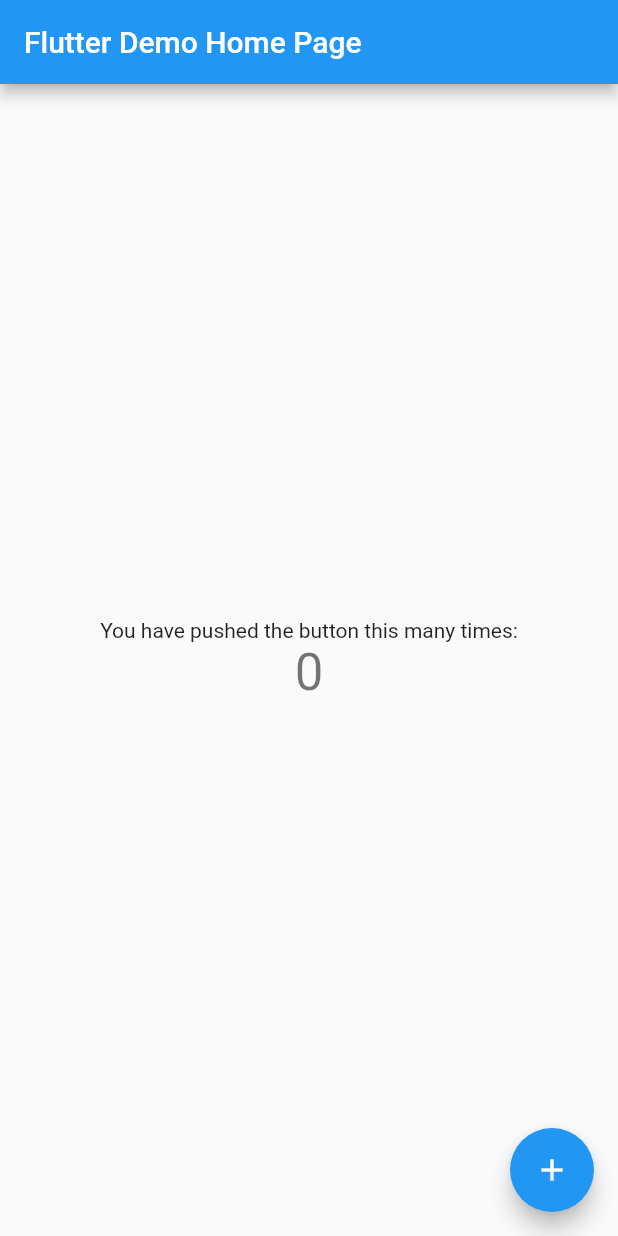
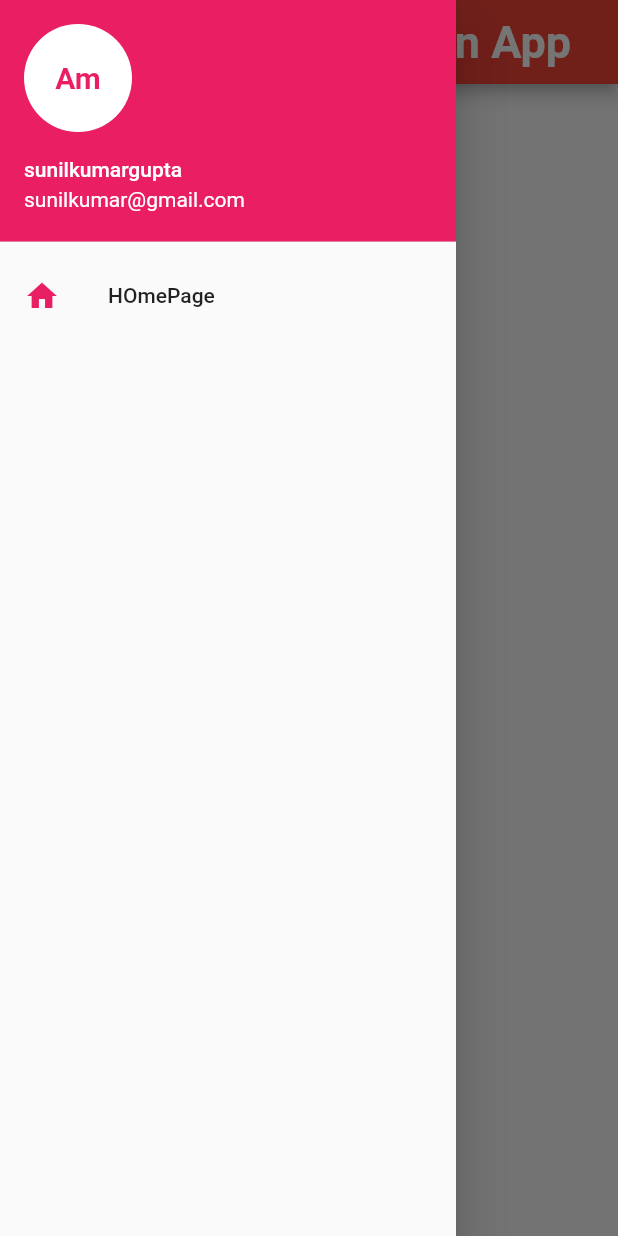
Before and after one commit to Sunil-731820/flutter_navigation_drawer_app, a Flutter app: the screen it shows after launch, with the side drawer open (before the commit the screen has no drawer), on a phone screen of 412 x 824 dp. Run offline on Flutter 3.47's test engine with Material 2 defaults, Android fonts, the phone set to English and light mode, and no system bars.

Commit message:
homepage commited

```diff
--- /dev/null
+++ b/lib/homepage.dart
@@ -0,0 +1,49 @@
+import 'package:flutter/material.dart';
+
+class HomePage extends StatelessWidget {
+  const HomePage({Key? key}) : super(key: key);
+
+  @override
+  Widget build(BuildContext context) {
+    return Scaffold(
+      appBar: AppBar(
+          title: Text(
+        "Drawer Nagivation App",
+        style: TextStyle(fontSize: 30, fontWeight: FontWeight.bold),
+      )),
+      drawer: Drawer(
+        child: ListView(
+          children: [
+            UserAccountsDrawerHeader(
+              decoration: BoxDecoration(color: Colors.pink),
+              accountName: Text("sunilkumargupta"),
+              accountEmail: Text("sunilkumar@gmail.com"),
+              currentAccountPicture: GestureDetector(
+                child: CircleAvatar(
+                  child: Text(
+                    "Am",
+                    style: TextStyle(
+                        fontSize: 20,
+                        fontWeight: FontWeight.bold,
+                        color: Colors.pink),
+                  ),
+                  backgroundColor: Colors.white,
+                ),
+              ),
+            ),
+            InkWell(
+              onTap: () {},
+              child: ListTile(
+                onTap: () {
+                  Navigator.popAndPushNamed(context, "/home");
+                },
+                leading: Icon(Icons.home, color: Colors.pink),
+                title: Text("HOmePage"),
+              ),
+            )
+          ],
+        ),
+      ),
+    );
+  }
+}
--- a/lib/main.dart
+++ b/lib/main.dart
@@ -1,113 +1,24 @@
 import 'package:flutter/material.dart';
+import 'package:flutter_navigation_drawer_app/homepage.dart';
 
 void main() {
   runApp(MyApp());
 }
 
 class MyApp extends StatelessWidget {
-  // This widget is the root of your application.
+  const MyApp({Key? key}) : super(key: key);
+
   @override
   Widget build(BuildContext context) {
     return MaterialApp(
-      title: 'Flutter Demo',
+      title: "Simple Navigation drawer",
       theme: ThemeData(
-        // This is the theme of your application.
-        //
-        // Try running your application with "flutter run". You'll see the
-        // application has a blue toolbar. Then, without quitting the app, try
-        // changing the primarySwatch below to Colors.green and then invoke
-        // "hot reload" (press "r" in the console where you ran "flutter run",
-        // or simply save your changes to "hot reload" in a Flutter IDE).
-        // Notice that the counter didn't reset back to zero; the application
-        // is not restarted.
-        primarySwatch: Colors.blue,
+        primarySwatch: Colors.red,
       ),
-      home: MyHomePage(title: 'Flutter Demo Home Page'),
+      home: HomePage(),
+      routes: {
+        "/home": (context) => HomePage(),
+      },
     );
   }
 }
-
-class MyHomePage extends StatefulWidget {
-  MyHomePage({Key? key, required this.title}) : super(key: key);
-
-  // This widget is the home page of your application. It is stateful, meaning
-  // that it has a State object (defined below) that contains fields that affect
-  // how it looks.
-
-  // This class is the configuration for the state. It holds the values (in this
-  // case the title) provided by the parent (in this case the App widget) and
-  // used by the build method of the State. Fields in a Widget subclass are
-  // always marked "final".
-
-  final String title;
-
-  @override
-  _MyHomePageState createState() => _MyHomePageState();
-}
-
-class _MyHomePageState extends State<MyHomePage> {
-  int _counter = 0;
-
-  void _incrementCounter() {
-    setState(() {
-      // This call to setState tells the Flutter framework that something has
-      // changed in this State, which causes it to rerun the build method below
-      // so that the display can reflect the updated values. If we changed
-      // _counter without calling setState(), then the build method would not be
-      // called again, and so nothing would appear to happen.
-      _counter++;
-    });
-  }
-
-  @override
-  Widget build(BuildContext context) {
-    // This method is rerun every time setState is called, for instance as done
-    // by the _incrementCounter method above.
-    //
-    // The Flutter framework has been optimized to make rerunning build methods
-    // fast, so that you can just rebuild anything that needs updating rather
-    // than having to individually change instances of widgets.
-    return Scaffold(
-      appBar: AppBar(
-        // Here we take the value from the MyHomePage object that was created by
-        // the App.build method, and use it to set our appbar title.
-        title: Text(widget.title),
-      ),
-      body: Center(
-        // Center is a layout widget. It takes a single child and positions it
-        // in the middle of the parent.
-        child: Column(
-          // Column is also a layout widget. It takes a list of children and
-          // arranges them vertically. By default, it sizes itself to fit its
-          // children horizontally, and tries to be as tall as its parent.
-          //
-          // Invoke "debug painting" (press "p" in the console, choose the
-          // "Toggle Debug Paint" action from the Flutter Inspector in Android
-          // Studio, or the "Toggle Debug Paint" command in Visual Studio Code)
-          // to see the wireframe for each widget.
-          //
-          // Column has various properties to control how it sizes itself and
-          // how it positions its children. Here we use mainAxisAlignment to
-          // center the children vertically; the main axis here is the vertical
-          // axis because Columns are vertical (the cross axis would be
-          // horizontal).
-          mainAxisAlignment: MainAxisAlignment.center,
-          children: <Widget>[
-            Text(
-              'You have pushed the button this many times:',
-            ),
-            Text(
-              '$_counter',
-              style: Theme.of(context).textTheme.headline4,
-            ),
-          ],
-        ),
-      ),
-      floatingActionButton: FloatingActionButton(
-        onPressed: _incrementCounter,
-        tooltip: 'Increment',
-        child: Icon(Icons.add),
-      ), // This trailing comma makes auto-formatting nicer for build methods.
-    );
-  }
-}
```
